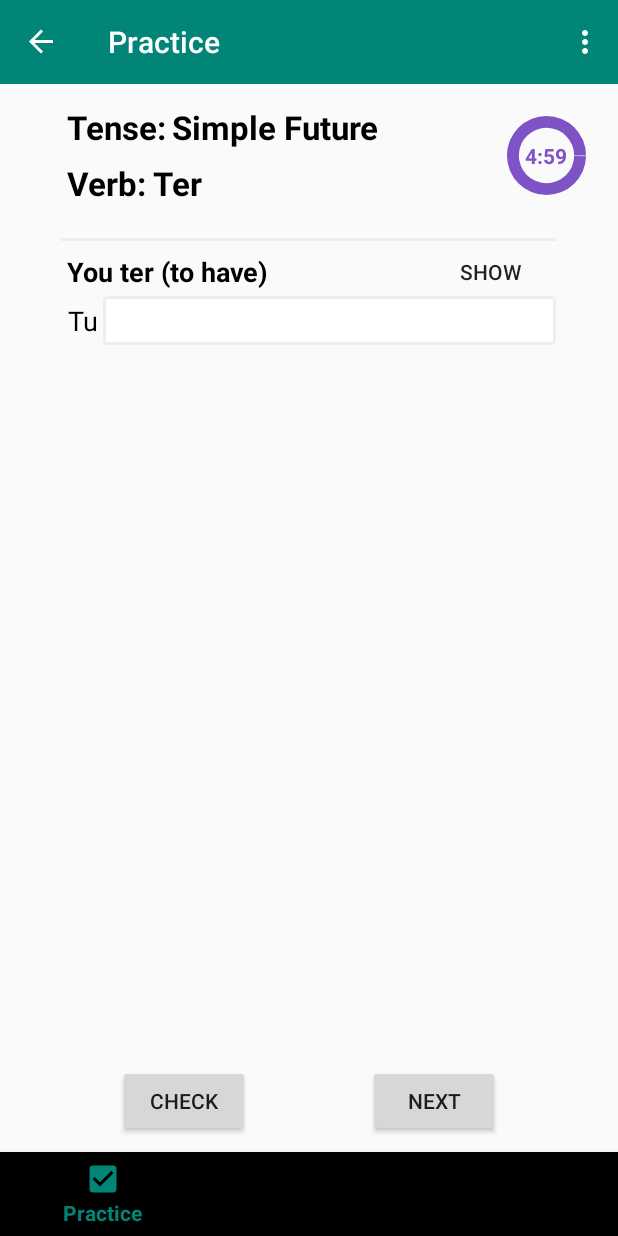
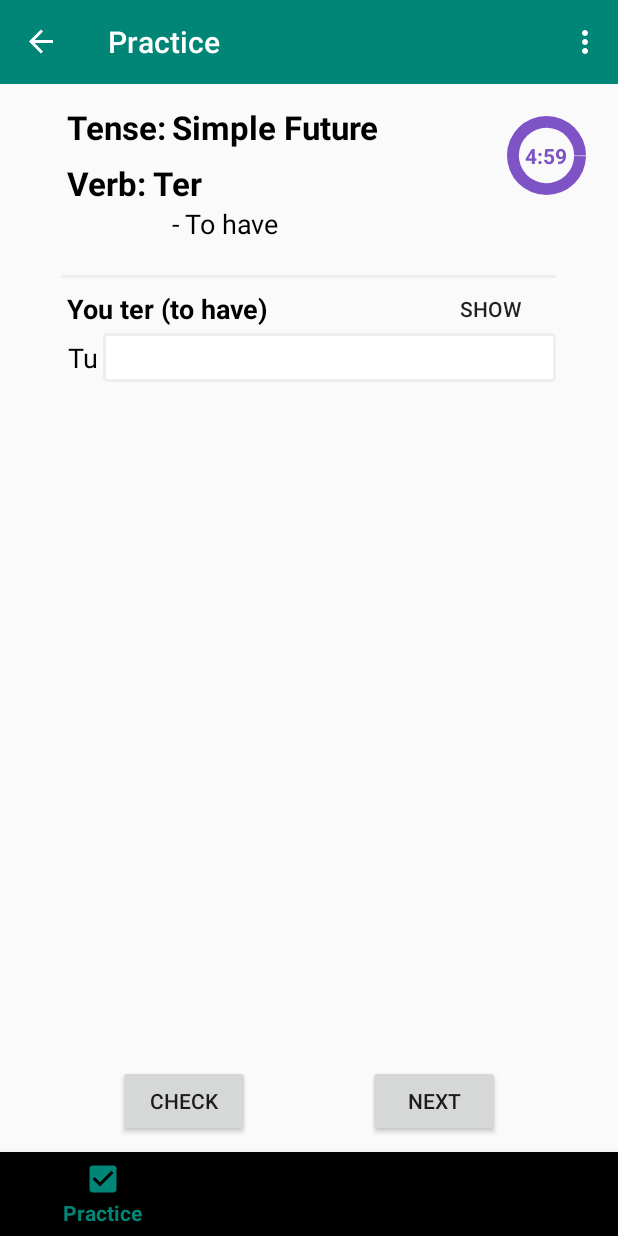
Before and after one commit to sidney-prytherch/Portuguese-Verb-Practice-App, an Android app: the screen it shows after launch (MainActivity), after a tap on "START", on a phone screen of 412 x 824 dp. Run offline under Robolectric (Android 15) with nearby library versions, the phone set to English and light mode, and no system bars; our stand-ins replace Room's generated code, navigation-ui, paging; libraries missing offline, so code that uses them is left out: androidx.paging, androidx.paging.toLiveData.

Commit message:
update layout files to contain new verb info

```diff
--- a/app/src/main/java/com/sid/app/verbpractice/ui/PracticeFragment.kt
+++ b/app/src/main/java/com/sid/app/verbpractice/ui/PracticeFragment.kt
@@ -36,6 +36,7 @@ class PracticeFragment : Fragment() {
     private lateinit var textCount: TextView
     private lateinit var tenseTextView: TextView
     private lateinit var verbTextView: TextView
+    private lateinit var englishVerbTextView: TextView
     private var conjugationViews: Array<LinearLayout> = arrayOf()
     private var conjugationViewsPersons: Array<Int> = arrayOf()
     private lateinit var conjugationTable: LinearLayout
@@ -93,6 +94,7 @@ class PracticeFragment : Fragment() {
         conjugationTable = view.conjugationTable
         tenseTextView = view.tenseTextView
         verbTextView = view.verbTextView
+        englishVerbTextView = view.englishVerbTextView
         gray = ContextCompat.getColor(view.context, R.color.lightGray)
         val timer = view.timer
         val count = view.count
@@ -317,6 +319,7 @@ class PracticeFragment : Fragment() {
         val verb = StringHelper.capitalize(conjugation.verb)
         tenseTextView.text = ConjugatorPortuguese.getVerbFormString(conjugation.tense, resources)
         verbTextView.text = verb
+        englishVerbTextView.text = StringHelper.capitalize(conjugation.enVerb.split("~")[0])
         for (i in 0 until rowCount) {
             val view = conjugationViews[i]
             val result = results[i + startIndex]
--- a/app/src/main/res/layout/fragment_practice.xml
+++ b/app/src/main/res/layout/fragment_practice.xml
@@ -101,7 +101,9 @@
                         android:id="@+id/verbDisplay"
                         android:layout_width="match_parent"
                         android:layout_height="wrap_content"
-                        android:layout_margin="4dp"
+                        android:layout_marginStart="4dp"
+                        android:layout_marginEnd="4dp"
+                        android:layout_marginTop="4dp"
                         android:orientation="horizontal">
 
                         <TextView
@@ -119,6 +121,40 @@
                             android:paddingStart="4dp"
                             android:paddingEnd="4dp"
                             android:textStyle="bold"/>
+                    </LinearLayout>
+
+                    <LinearLayout
+                        android:id="@+id/englishVerbDisplay"
+                        android:layout_width="match_parent"
+                        android:layout_height="wrap_content"
+                        android:layout_marginStart="30dp"
+                        android:layout_marginEnd="4dp"
+                        android:layout_marginBottom="4dp"
+                        android:orientation="horizontal">
+
+                        <TextView
+                            style="@style/BigText"
+                            android:layout_width="wrap_content"
+                            android:layout_height="wrap_content"
+                            android:text="@string/verb"
+                            android:textStyle="bold"
+                            android:visibility="invisible"/>
+
+                        <TextView
+                            style="@style/BigText"
+                            android:gravity="top"
+                            android:layout_width="wrap_content"
+                            android:layout_height="match_parent"
+                            android:text="@string/enVerb"/>
+
+                        <TextView
+                            android:id="@+id/englishVerbTextView"
+                            style="@style/BigText"
+                            android:layout_gravity="center"
+                            android:layout_width="wrap_content"
+                            android:layout_height="wrap_content"
+                            android:paddingStart="4dp"
+                            android:paddingEnd="4dp"/>
                     </LinearLayout>
 
                     <LinearLayout
```
Also changed, not shown: app/src/main/java/com/sid/app/verbpractice/ui/WordListAdapter.kt (+11 -2 lines), app/src/main/res/layout/recyclerview_verbs.xml (+8 -0 lines).
